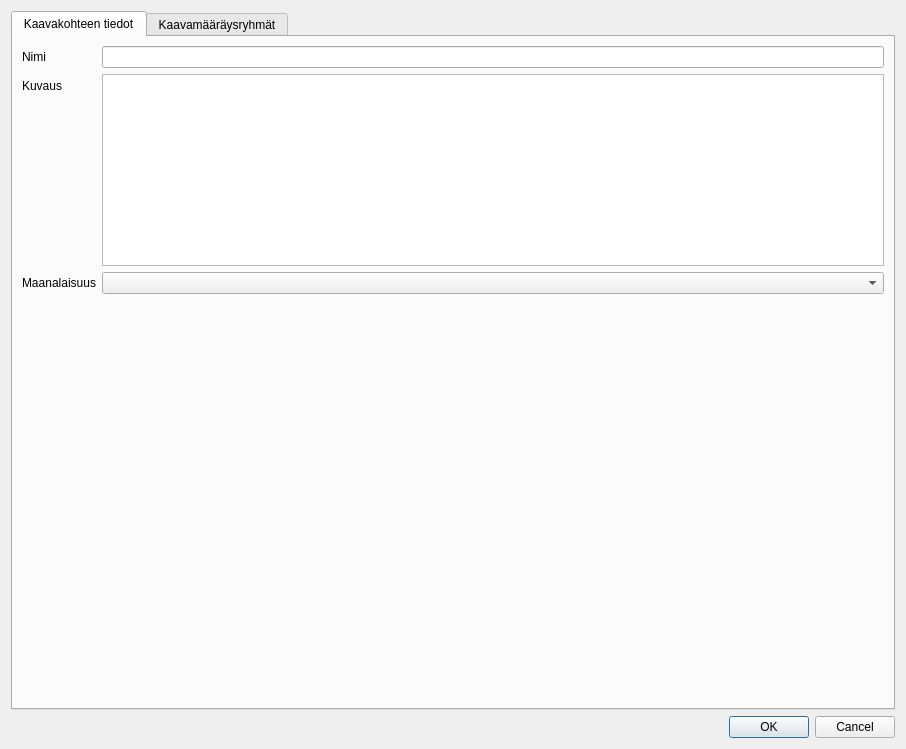
GispoCoding/arho-qgis-plugin, file arho_feature_template/gui/template_attribute_form.ui: the form before one commit.
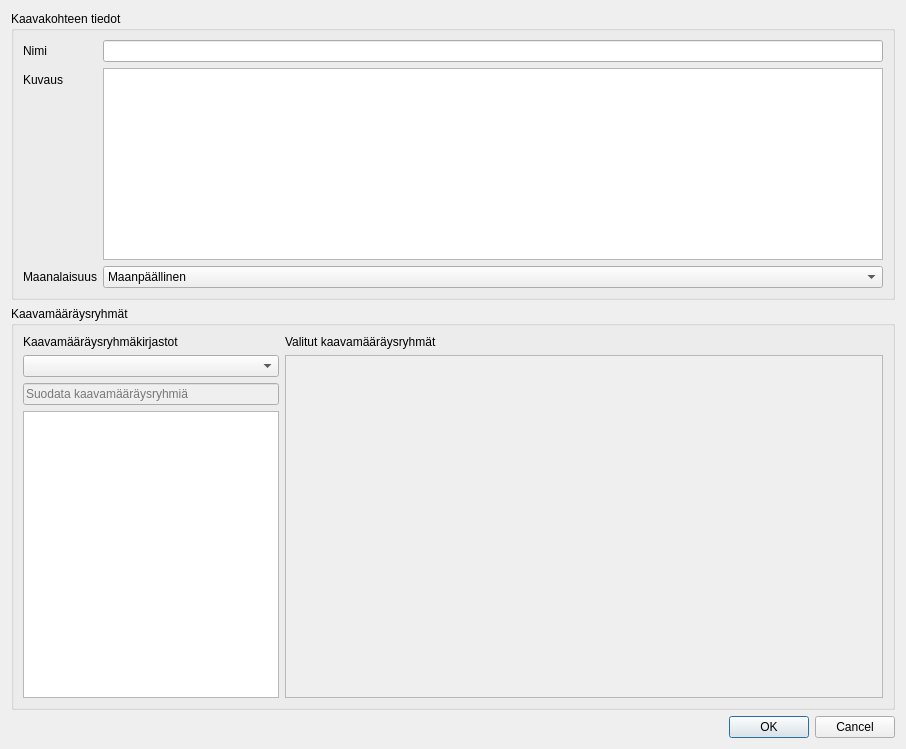
The form after the commit. Custom widgets are drawn as their Qt base class.

Commit message: modify template form and new plan regulation group form based on feedback, delete old UI files, change template dock label

Patch:
```diff
--- a/arho_feature_template/gui/template_attribute_form.ui
+++ b/arho_feature_template/gui/template_attribute_form.ui
@@ -15,14 +15,13 @@
   </property>
   <layout class="QVBoxLayout" name="verticalLayout_4">
    <item>
-    <widget class="QTabWidget" name="tabs">
-     <property name="currentIndex">
-      <number>0</number>
-     </property>
-     <widget class="QWidget" name="feature_tab">
-      <attribute name="title">
+    <widget class="QgsCollapsibleGroupBox" name="mGroupBox">
+     <property name="title">
        <string>Kaavakohteen tiedot</string>
-      </attribute>
+     </property>
+     <property name="collapsed">
+      <bool>true</bool>
+     </property>
       <layout class="QFormLayout" name="formLayout">
        <item row="0" column="0">
         <widget class="QLabel" name="feature_name_label">
@@ -41,16 +40,6 @@
          </property>
         </widget>
        </item>
-       <item row="1" column="1">
-        <widget class="QTextEdit" name="feature_description">
-         <property name="sizePolicy">
-          <sizepolicy hsizetype="Expanding" vsizetype="Preferred">
-           <horstretch>0</horstretch>
-           <verstretch>0</verstretch>
-          </sizepolicy>
-         </property>
-        </widget>
-       </item>
        <item row="2" column="0">
         <widget class="QLabel" name="feature_underground_label">
          <property name="text">
@@ -59,15 +48,38 @@
         </widget>
        </item>
        <item row="2" column="1">
-        <widget class="QComboBox" name="feature_underground"/>
+       <widget class="QComboBox" name="feature_underground">
+        <item>
+         <property name="text">
+          <string>Maanpäällinen</string>
+         </property>
+        </item>
+        <item>
+         <property name="text">
+          <string>Maanalainen</string>
+         </property>
+        </item>
+       </widget>
+      </item>
+      <item row="1" column="1">
+       <widget class="QTextEdit" name="feature_description">
+        <property name="sizePolicy">
+         <sizepolicy hsizetype="Expanding" vsizetype="Maximum">
+          <horstretch>0</horstretch>
+          <verstretch>0</verstretch>
+         </sizepolicy>
+        </property>
+       </widget>
        </item>
       </layout>
      </widget>
-     <widget class="QWidget" name="plan_regulation_groups_tab">
-      <attribute name="title">
+   </item>
+   <item>
+    <widget class="QGroupBox" name="groupBox">
+     <property name="title">
        <string>Kaavamääräysryhmät</string>
-      </attribute>
-      <layout class="QHBoxLayout" name="horizontalLayout_2">
+     </property>
+     <layout class="QHBoxLayout" name="horizontalLayout">
        <item>
         <layout class="QVBoxLayout" name="verticalLayout_3">
          <item>
@@ -145,7 +157,7 @@
          <item>
           <widget class="QLabel" name="label">
            <property name="text">
-            <string>Kaavamääräysryhmät</string>
+           <string>Valitut kaavamääräysryhmät</string>
            </property>
           </widget>
          </item>
@@ -171,7 +183,6 @@
        </item>
       </layout>
      </widget>
-    </widget>
    </item>
    <item>
     <widget class="QDialogButtonBox" name="button_box">
@@ -183,6 +194,12 @@
   </layout>
  </widget>
  <customwidgets>
+  <customwidget>
+   <class>QgsCollapsibleGroupBox</class>
+   <extends>QGroupBox</extends>
+   <header>qgscollapsiblegroupbox.h</header>
+   <container>1</container>
+  </customwidget>
   <customwidget>
    <class>QgsFilterLineEdit</class>
    <extends>QLineEdit</extends>
```
Left out of the diff: 4 changed lines with no effect on the pictures. Lines whose indentation alone changed are shown as unchanged. The commit also changes 5 other files.
